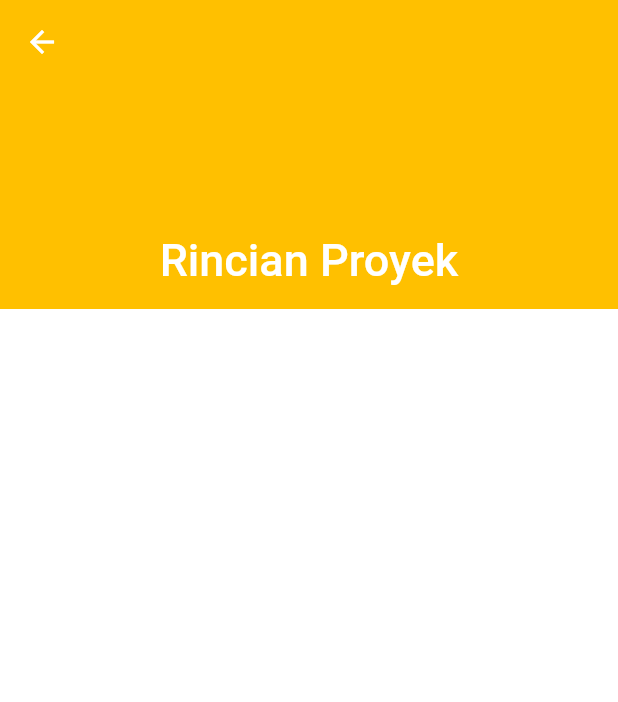
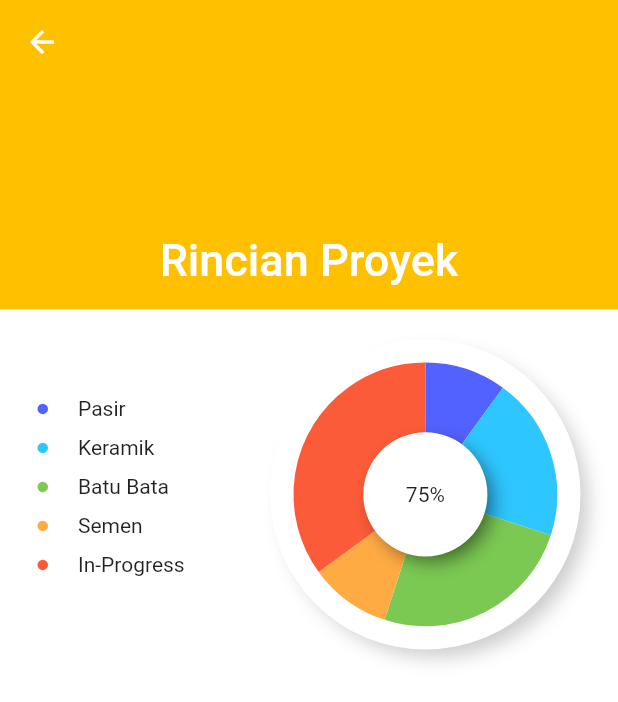
Before and after one commit to qisashasanudin/bangunin_id, a Flutter app: the MainMenuTabNav screen opened directly, after a tap on "Proyek A", on a phone screen of 412 x 824 dp. Shown: the top 702 px of the screen. Run offline on Flutter 3.47's test engine with Material 2 defaults, Android fonts, the phone set to English and light mode, and no system bars; our stand-ins replace cloud_firestore, firebase_auth, firebase_core, firebase_storage, flutter_spinkit, fluttertoast and 3 more; accounts and stored records are empty; network calls fail.

Commit message:
added pie chart on project details

```diff
--- a/lib/main.dart
+++ b/lib/main.dart
@@ -1,5 +1,5 @@
 import 'package:bangunin_id/screens/main_page_wrapper.dart';
-import 'package:bangunin_id/screens/mainmenu/home/projects/new_project.dart';
+import 'package:bangunin_id/screens/mainmenu/home/projects/create_new_project.dart';
 import 'package:bangunin_id/screens/mainmenu/home/projects/project_details.dart';
 import 'package:bangunin_id/screens/mainmenu/account/tab_account.dart';
 import 'package:bangunin_id/screens/mainmenu/home/tab_home.dart';
@@ -50,7 +50,7 @@ class MyApp extends StatelessWidget {
           '/buy': (context) => ShopTab(),
           '/account': (context) => AccountTab(),
           '/settings': (context) => SettingsTab(),
-          '/newproject': (context) => NewProject(),
+          '/newproject': (context) => CreateNewProject(),
           '/projectdetails': (context) => ProjectDetails(),
         },
       ),
--- a/lib/screens/mainmenu/home/projects/new_project.dart
+++ b/lib/screens/mainmenu/home/projects/create_new_project.dart
@@ -4,7 +4,7 @@ import 'package:bangunin_id/shared/decorations.dart';
 import 'package:bangunin_id/shared/sliver_page.dart';
 import 'package:flutter/material.dart';
 
-class NewProject extends StatelessWidget {
+class CreateNewProject extends StatelessWidget {
   @override
   Widget build(BuildContext context) {
     double screenHeight = MediaQuery.of(context).size.height;
--- /dev/null
+++ b/lib/screens/mainmenu/home/projects/progress_chart/materials.dart
@@ -0,0 +1,16 @@
+import 'package:flutter/material.dart';
+
+class MaterialModel {
+  MaterialModel(this.name, {@required this.amount});
+
+  final String name;
+  final double amount;
+}
+
+final materials = [
+  MaterialModel('Pasir', amount: 40),
+  MaterialModel('Keramik', amount: 80),
+  MaterialModel('Batu Bata', amount: 100),
+  MaterialModel('Semen', amount: 40),
+  MaterialModel('In-Progress', amount: 140),
+];
--- /dev/null
+++ b/lib/screens/mainmenu/home/projects/progress_chart/percentage.dart
@@ -0,0 +1,48 @@
+import 'dart:math';
+
+import 'package:bangunin_id/shared/decorations.dart';
+import 'package:bangunin_id/screens/mainmenu/home/projects/progress_chart/materials.dart';
+import 'package:flutter/material.dart';
+
+class Percentage extends CustomPainter {
+  Percentage({@required this.categories, @required this.width});
+
+  final List<MaterialModel> categories;
+  final double width;
+
+  @override
+  void paint(Canvas canvas, Size size) {
+    Offset center = Offset(size.width / 2, size.height / 2);
+    double radius = min(size.width / 2, size.height / 2);
+
+    var paint = Paint()
+      ..style = PaintingStyle.stroke
+      ..strokeWidth = width / 2;
+
+    double total = 0;
+    // Calculate total amount from each category
+    categories.forEach((expense) => total += expense.amount);
+
+    // The angle/radian at 12 o'clcok
+    double startRadian = -pi / 2;
+
+    for (var index = 0; index < categories.length; index++) {
+      final currentCategory = categories.elementAt(index);
+      // Amount of length to paint is a percentage of the perimeter of a circle (2 x pi)
+      final sweepRadian = currentCategory.amount / total * 2 * pi;
+      // Used modulo/remainder to catch use case if there is more than 6 colours
+      paint.color = chartColors.elementAt(index % categories.length);
+      canvas.drawArc(
+        Rect.fromCircle(center: center, radius: radius),
+        startRadian,
+        sweepRadian,
+        false,
+        paint,
+      );
+      startRadian += sweepRadian;
+    }
+  }
+
+  @override
+  bool shouldRepaint(CustomPainter oldDelegate) => true;
+}
--- /dev/null
+++ b/lib/screens/mainmenu/home/projects/progress_chart/pie_chart.dart
@@ -0,0 +1,69 @@
+import 'package:flutter/material.dart';
+import 'package:bangunin_id/shared/decorations.dart';
+import 'package:bangunin_id/screens/mainmenu/home/projects/progress_chart/materials.dart';
+import 'package:bangunin_id/screens/mainmenu/home/projects/progress_chart/percentage.dart';
+
+class PieChart extends StatelessWidget {
+  const PieChart({
+    Key key,
+  }) : super(key: key);
+
+  @override
+  Widget build(BuildContext context) {
+    return Expanded(
+      flex: 4,
+      child: LayoutBuilder(builder: (context, constraints) {
+        return Container(
+          decoration: BoxDecoration(
+            color: AppColors().accent1,
+            shape: BoxShape.circle,
+            boxShadow: [
+              BoxShadow(
+                spreadRadius: -2,
+                blurRadius: 10,
+                offset: Offset(7, 7),
+                color: Colors.black.withOpacity(0.2),
+              ),
+            ],
+          ),
+          child: Stack(
+            children: [
+              Center(
+                child: SizedBox(
+                  width: constraints.maxWidth * 0.6,
+                  child: CustomPaint(
+                    child: Center(),
+                    foregroundPainter: Percentage(
+                      width: constraints.maxWidth * 0.5,
+                      categories: materials,
+                    ),
+                  ),
+                ),
+              ),
+              Center(
+                child: Container(
+                  height: constraints.maxWidth * 0.4,
+                  decoration: BoxDecoration(
+                    color: AppColors().accent1,
+                    shape: BoxShape.circle,
+                    boxShadow: [
+                      BoxShadow(
+                        spreadRadius: -2,
+                        blurRadius: 10,
+                        offset: Offset(5, 5),
+                        color: Colors.black.withOpacity(0.5),
+                      ),
+                    ],
+                  ),
+                  child: Center(
+                    child: Text('75%'),
+                  ),
+                ),
+              ),
+            ],
+          ),
+        );
+      }),
+    );
+  }
+}
--- /dev/null
+++ b/lib/screens/mainmenu/home/projects/progress_chart/pie_chart_index.dart
@@ -0,0 +1,61 @@
+import 'package:flutter/material.dart';
+import 'package:bangunin_id/shared/decorations.dart';
+import 'package:bangunin_id/screens/mainmenu/home/projects/progress_chart/materials.dart';
+
+class PieChartIndex extends StatelessWidget {
+  const PieChartIndex({
+    Key key,
+  }) : super(key: key);
+
+  @override
+  Widget build(BuildContext context) {
+    return Expanded(
+      flex: 3,
+      child: Column(
+        mainAxisAlignment: MainAxisAlignment.center,
+        children: <Widget>[
+          for (var category in materials)
+            IndexDesc(text: category.name, index: materials.indexOf(category)),
+        ],
+      ),
+    );
+  }
+}
+
+class IndexDesc extends StatelessWidget {
+  const IndexDesc({
+    Key key,
+    @required this.index,
+    @required this.text,
+  }) : super(key: key);
+
+  final int index;
+  final String text;
+
+  @override
+  Widget build(BuildContext context) {
+    return Padding(
+      padding: const EdgeInsets.only(bottom: 10),
+      child: Row(
+        children: <Widget>[
+          Container(
+            width: 7,
+            height: 7,
+            decoration: BoxDecoration(
+              shape: BoxShape.circle,
+              color: chartColors.elementAt(index % chartColors.length),
+            ),
+          ),
+          SizedBox(width: 20),
+          Text(text.capitalize()),
+        ],
+      ),
+    );
+  }
+}
+
+extension StringExtension on String {
+  String capitalize() {
+    return "${this[0].toUpperCase()}${this.substring(1)}";
+  }
+}
--- a/lib/screens/mainmenu/home/projects/project_details.dart
+++ b/lib/screens/mainmenu/home/projects/project_details.dart
@@ -1,7 +1,9 @@
+import 'package:flutter/material.dart';
 import 'package:bangunin_id/services/auth.dart';
 import 'package:bangunin_id/services/database.dart';
 import 'package:bangunin_id/shared/sliver_page.dart';
-import 'package:flutter/material.dart';
+import 'package:bangunin_id/screens/mainmenu/home/projects/progress_chart/pie_chart.dart';
+import 'package:bangunin_id/screens/mainmenu/home/projects/progress_chart/pie_chart_index.dart';
 
 class ProjectDetails extends StatelessWidget {
   @override
@@ -29,9 +31,29 @@ class ProjectDetails extends StatelessWidget {
               ),
             ),
             //sliver-sliver lain ditulis di sini
+            SliverList(
+              delegate: progressChart(context),
+            ),
           ],
         );
       },
     );
   }
+
+  SliverChildListDelegate progressChart(BuildContext context) {
+    return SliverChildListDelegate([
+      Padding(
+        padding: const EdgeInsets.symmetric(horizontal: 25),
+        child: SizedBox(
+          height: MediaQuery.of(context).size.height * 0.3,
+          child: Row(
+            children: <Widget>[
+              PieChartIndex(),
+              PieChart(),
+            ],
+          ),
+        ),
+      ),
+    ]);
+  }
 }
--- a/lib/screens/mainmenu/settings/tab_settings.dart
+++ b/lib/screens/mainmenu/settings/tab_settings.dart
@@ -40,6 +40,7 @@ class _SettingsTabState extends State<SettingsTab> {
       leading: Icon(Icons.language),
       title: Text('Bahasa'),
       subtitle: Text('Indonesia'),
+      onTap: () {}, // command yang dilakukan jika tombol ditekan
     );
   }
 }
--- a/lib/screens/mainmenu/shop/tab_shop.dart
+++ b/lib/screens/mainmenu/shop/tab_shop.dart
@@ -14,6 +14,7 @@ class _ShopTabState extends State<ShopTab> {
     return SlideUpPanel(
       children: [
         slideUpMarker(),
+
         // widget-widget lain dimasukkan di sini
       ],
     );
--- a/lib/shared/decorations.dart
+++ b/lib/shared/decorations.dart
@@ -8,6 +8,15 @@ class AppColors {
   final accent3 = Colors.grey[300];
   AppColors();
 }
+
+final chartColors = [
+  Color.fromRGBO(82, 98, 255, 1), //  rgb(82, 98, 255)
+  Color.fromRGBO(46, 198, 255, 1), // rgb(46, 198, 255)
+  Color.fromRGBO(123, 201, 82, 1), // rgb(123, 201, 82)
+  Color.fromRGBO(255, 171, 67, 1), // rgb(255, 171, 67)
+  Color.fromRGBO(252, 91, 57, 1), //  rgb(252, 91, 57)
+  Color.fromRGBO(139, 135, 130, 1), //rgb(139, 135, 130)
+];
 
 SystemUiOverlayStyle transparentAppbarAndNavbar() {
   return SystemUiOverlayStyle(
```
